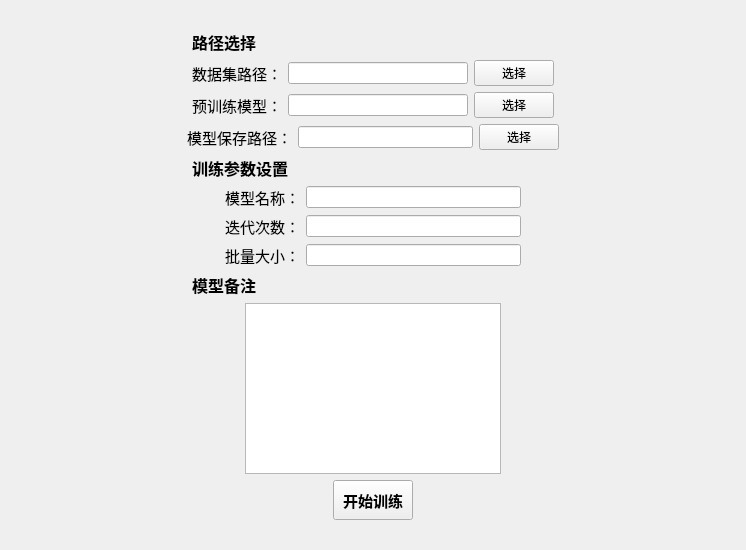
Above: ui/layout/UI_TrainPage.ui from Zdh-501/OCRQt before the change. Below: the same form after it.
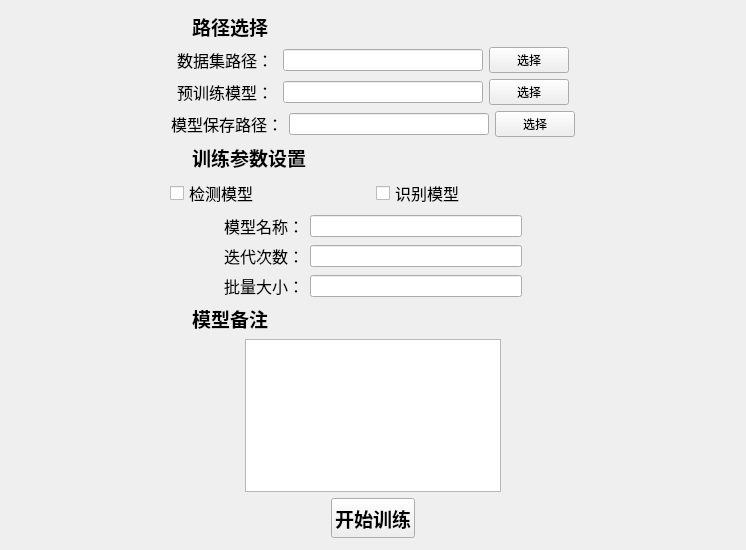
That is the form after the change.

Commit message: 修改Train页面的模型类型选择

What changed in the file:
```diff
--- a/ui/layout/UI_TrainPage.ui
+++ b/ui/layout/UI_TrainPage.ui
@@ -46,7 +46,7 @@
       <widget class="QLabel" name="label_4">
        <property name="font">
         <font>
-         <pointsize>12</pointsize>
+         <pointsize>14</pointsize>
          <weight>75</weight>
          <bold>true</bold>
         </font>
@@ -88,9 +88,15 @@
      </item>
      <item>
       <widget class="QLabel" name="label">
+       <property name="minimumSize">
+        <size>
+         <width>100</width>
+         <height>0</height>
+        </size>
+       </property>
        <property name="font">
         <font>
-         <pointsize>11</pointsize>
+         <pointsize>12</pointsize>
         </font>
        </property>
        <property name="text">
@@ -100,6 +106,12 @@
      </item>
      <item>
       <widget class="QLineEdit" name="dataSetEdit">
+       <property name="minimumSize">
+        <size>
+         <width>200</width>
+         <height>0</height>
+        </size>
+       </property>
        <property name="alignment">
         <set>Qt::AlignLeading|Qt::AlignLeft|Qt::AlignVCenter</set>
        </property>
@@ -144,9 +156,15 @@
      </item>
      <item>
       <widget class="QLabel" name="label_2">
+       <property name="minimumSize">
+        <size>
+         <width>100</width>
+         <height>0</height>
+        </size>
+       </property>
        <property name="font">
         <font>
-         <pointsize>11</pointsize>
+         <pointsize>12</pointsize>
         </font>
        </property>
        <property name="text">
@@ -156,6 +174,12 @@
      </item>
      <item>
       <widget class="QLineEdit" name="preEdit">
+       <property name="minimumSize">
+        <size>
+         <width>200</width>
+         <height>0</height>
+        </size>
+       </property>
        <property name="alignment">
         <set>Qt::AlignLeading|Qt::AlignLeft|Qt::AlignVCenter</set>
        </property>
@@ -202,7 +226,7 @@
       <widget class="QLabel" name="label_3">
        <property name="font">
         <font>
-         <pointsize>11</pointsize>
+         <pointsize>12</pointsize>
         </font>
        </property>
        <property name="text">
@@ -212,6 +236,12 @@
      </item>
      <item>
       <widget class="QLineEdit" name="saveEdit">
+       <property name="minimumSize">
+        <size>
+         <width>200</width>
+         <height>0</height>
+        </size>
+       </property>
        <property name="alignment">
         <set>Qt::AlignLeading|Qt::AlignLeft|Qt::AlignVCenter</set>
        </property>
@@ -258,7 +288,7 @@
       <widget class="QLabel" name="label_5">
        <property name="font">
         <font>
-         <pointsize>12</pointsize>
+         <pointsize>14</pointsize>
          <weight>75</weight>
          <bold>true</bold>
         </font>
@@ -283,6 +313,72 @@
      </item>
     </layout>
    </item>
+   <item>
+    <layout class="QHBoxLayout" name="horizontalLayout_13" stretch="0,0,0,0">
+     <item>
+      <spacer name="horizontalSpacer_23">
+       <property name="orientation">
+        <enum>Qt::Horizontal</enum>
+       </property>
+       <property name="sizeHint" stdset="0">
+        <size>
+         <width>40</width>
+         <height>20</height>
+        </size>
+       </property>
+      </spacer>
+     </item>
+     <item>
+      <widget class="QCheckBox" name="detBox">
+       <property name="minimumSize">
+        <size>
+         <width>200</width>
+         <height>0</height>
+        </size>
+       </property>
+       <property name="font">
+        <font>
+         <pointsize>12</pointsize>
+        </font>
+       </property>
+       <property name="text">
+        <string>检测模型</string>
+       </property>
+      </widget>
+     </item>
+     <item>
+      <widget class="QCheckBox" name="recBox">
+       <property name="minimumSize">
+        <size>
+         <width>200</width>
+         <height>0</height>
+        </size>
+       </property>
+       <property name="font">
+        <font>
+         <pointsize>12</pointsize>
+        </font>
+       </property>
+       <property name="text">
+        <string>识别模型</string>
+       </property>
+      </widget>
+     </item>
+     <item>
+      <spacer name="horizontalSpacer_24">
+       <property name="orientation">
+        <enum>Qt::Horizontal</enum>
+       </property>
+       <property name="sizeHint" stdset="0">
+        <size>
+         <width>40</width>
+         <height>20</height>
+        </size>
+       </property>
+      </spacer>
+     </item>
+    </layout>
+   </item>
    <item>
     <layout class="QHBoxLayout" name="horizontalLayout_12">
      <item>
@@ -302,7 +398,7 @@
       <widget class="QLabel" name="label_9">
        <property name="font">
         <font>
-         <pointsize>11</pointsize>
+         <pointsize>12</pointsize>
         </font>
        </property>
        <property name="text">
@@ -311,7 +407,14 @@
       </widget>
      </item>
      <item>
-      <widget class="QLineEdit" name="nameEdit"/>
+      <widget class="QLineEdit" name="nameEdit">
+       <property name="minimumSize">
+        <size>
+         <width>200</width>
+         <height>0</height>
+        </size>
+       </property>
+      </widget>
      </item>
      <item>
       <spacer name="horizontalSpacer_22">
@@ -347,7 +450,7 @@
       <widget class="QLabel" name="label_6">
        <property name="font">
         <font>
-         <pointsize>11</pointsize>
+         <pointsize>12</pointsize>
         </font>
        </property>
        <property name="text">
@@ -357,6 +460,12 @@
      </item>
      <item>
       <widget class="QLineEdit" name="epochEdit">
+       <property name="minimumSize">
+        <size>
+         <width>200</width>
+         <height>0</height>
+        </size>
+       </property>
        <property name="alignment">
         <set>Qt::AlignLeading|Qt::AlignLeft|Qt::AlignVCenter</set>
        </property>
@@ -396,7 +505,7 @@
       <widget class="QLabel" name="label_7">
        <property name="font">
         <font>
-         <pointsize>11</pointsize>
+         <pointsize>12</pointsize>
         </font>
        </property>
        <property name="text">
@@ -406,6 +515,12 @@
      </item>
      <item>
       <widget class="QLineEdit" name="batchEdit">
+       <property name="minimumSize">
+        <size>
+         <width>200</width>
+         <height>0</height>
+        </size>
+       </property>
        <property name="alignment">
         <set>Qt::AlignLeading|Qt::AlignLeft|Qt::AlignVCenter</set>
        </property>
@@ -448,7 +563,7 @@
       <widget class="QLabel" name="label_8">
        <property name="font">
         <font>
-         <pointsize>12</pointsize>
+         <pointsize>14</pointsize>
          <weight>75</weight>
          <bold>true</bold>
         </font>
@@ -531,7 +646,7 @@
        </property>
        <property name="font">
         <font>
-         <pointsize>11</pointsize>
+         <pointsize>14</pointsize>
          <weight>75</weight>
          <bold>true</bold>
         </font>
```
The commit also changes 2 other files.
